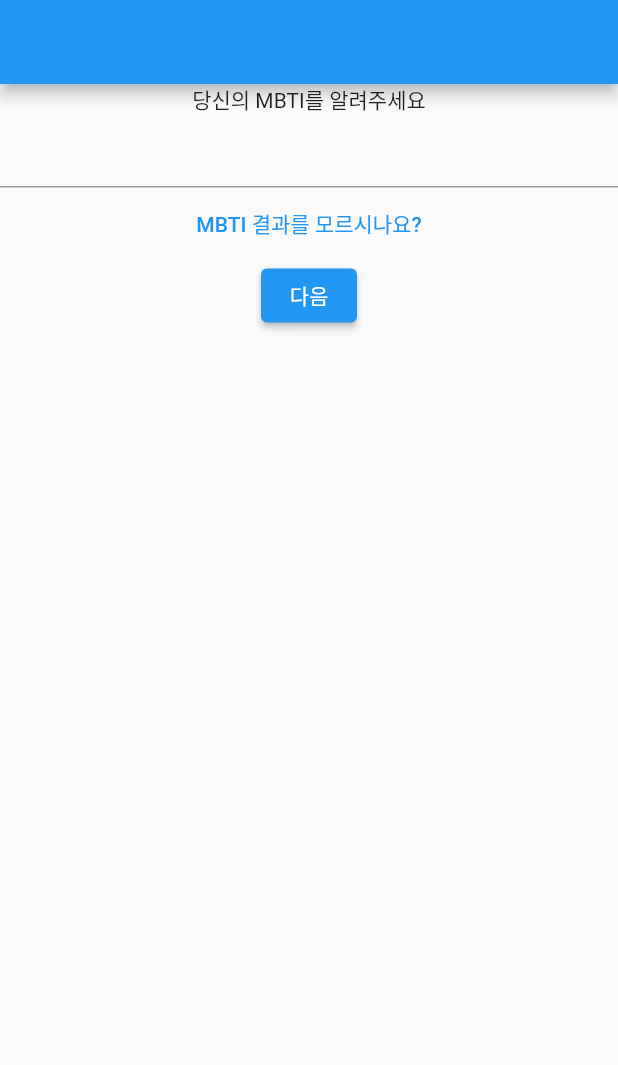
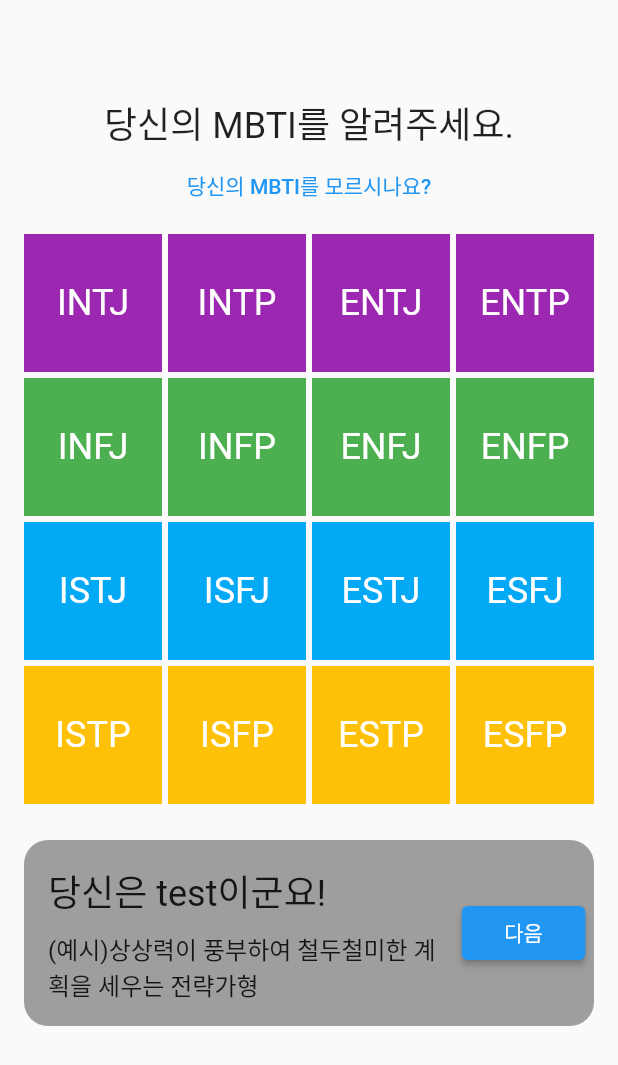
Before and after one commit to startFromBottom/simple_mbti_storage, a Flutter app: the screen it shows after launch, after a tap on "onboading", on a phone screen of 412 x 824 dp. Shown: the top 1065 px of the screen. Run offline on Flutter 3.47's test engine with Material 2 defaults, Android fonts, the phone set to English and light mode, and no system bars.

Commit message:
온보딩 작업

```diff
--- a/analysis_options.yaml
+++ b/analysis_options.yaml
@@ -22,6 +22,8 @@ linter:
   # `// ignore_for_file: name_of_lint` syntax on the line or in the file
   # producing the lint.
   rules:
+    prefer_const_constructors: false
+    prefer_const_literals_to_create_immutables: false
     # avoid_print: false  # Uncomment to disable the `avoid_print` rule
     # prefer_single_quotes: true  # Uncomment to enable the `prefer_single_quotes` rule
 
--- a/lib/main.dart
+++ b/lib/main.dart
@@ -1,5 +1,12 @@
 import 'package:flutter/material.dart';
 import 'package:simple_mbti_store/onboarding.dart';
+
+// MBTI class를 하나 만들어두면 편하겠네요.
+// MBTI, 속성
+// (예시)
+// "ENTP", "상상력이 풍부하여 철두철미한 계획을 세우는 전략가형"
+
+// class를 기준으로 List를 하나 만들면 좋을 거 같아요.
 
 void main() {
   runApp(const MyApp());
@@ -23,6 +30,9 @@ class AppListPage extends StatelessWidget {
   @override
   Widget build(BuildContext context) {
     return Scaffold(
+      appBar: AppBar(
+        title: Text("MBTI"),
+      ),
       body: SafeArea(
         child: Center(
           child: Column(
--- a/lib/onboarding.dart
+++ b/lib/onboarding.dart
@@ -4,26 +4,125 @@
 
 import 'package:flutter/material.dart';
 
-class Onboarding extends StatelessWidget {
+String myMBTI = "test";
+
+class Onboarding extends StatefulWidget {
   const Onboarding({Key? key}) : super(key: key);
 
+  @override
+  State<Onboarding> createState() => _OnboardingState();
+}
+
+class _OnboardingState extends State<Onboarding> {
   // This widget is the root of your application.
   @override
   Widget build(BuildContext context) {
-    return MaterialApp(
-      debugShowCheckedModeBanner: false,
-      home: Scaffold(
-        appBar: AppBar(),
-        body: Center(
+    double mbtiBoxSize = MediaQuery.of(context).size.width * 0.25;
+
+    return Scaffold(
+      body: Padding(
+        padding: const EdgeInsets.all(16.0),
         child: Column(
           children: [
-              Text("당신의 MBTI를 알려주세요"),
-              TextField(),
+            SizedBox(
+              height: 48,
+            ),
+            Text(
+              "당신의 MBTI를 알려주세요.",
+              style: TextStyle(
+                fontSize: 24,
+              ),
+            ),
             TextButton(
               onPressed: () {},
-                child: Text("MBTI 결과를 모르시나요?"),
+              child: Text("당신의 MBTI를 모르시나요?"),
             ),
-              ElevatedButton(
+            SizedBox(
+              height: 8,
+            ),
+            Padding(
+              padding: const EdgeInsets.all(0.0),
+              child: SizedBox(
+                height: mbtiBoxSize * 4 - 32,
+                width: mbtiBoxSize * 4 - 32,
+                child: GridView(
+                    padding: EdgeInsets.zero,
+                    physics: NeverScrollableScrollPhysics(),
+                    gridDelegate: SliverGridDelegateWithFixedCrossAxisCount(
+                      crossAxisCount: 4,
+                      mainAxisSpacing: 4,
+                      crossAxisSpacing: 4,
+                      childAspectRatio: 1,
+                    ),
+                    children: [
+                      mbtiBox("INTJ", mbtiBoxSize, Colors.purple, Colors.white),
+                      mbtiBox("INTP", mbtiBoxSize, Colors.purple, Colors.white),
+                      mbtiBox("ENTJ", mbtiBoxSize, Colors.purple, Colors.white),
+                      mbtiBox("ENTP", mbtiBoxSize, Colors.purple, Colors.white),
+                      mbtiBox("INFJ", mbtiBoxSize, Colors.green, Colors.white),
+                      mbtiBox("INFP", mbtiBoxSize, Colors.green, Colors.white),
+                      mbtiBox("ENFJ", mbtiBoxSize, Colors.green, Colors.white),
+                      mbtiBox("ENFP", mbtiBoxSize, Colors.green, Colors.white),
+                      mbtiBox(
+                          "ISTJ", mbtiBoxSize, Colors.lightBlue, Colors.white),
+                      mbtiBox(
+                          "ISFJ", mbtiBoxSize, Colors.lightBlue, Colors.white),
+                      mbtiBox(
+                          "ESTJ", mbtiBoxSize, Colors.lightBlue, Colors.white),
+                      mbtiBox(
+                          "ESFJ", mbtiBoxSize, Colors.lightBlue, Colors.white),
+                      mbtiBox("ISTP", mbtiBoxSize, Colors.amber, Colors.white),
+                      mbtiBox("ISFP", mbtiBoxSize, Colors.amber, Colors.white),
+                      mbtiBox("ESTP", mbtiBoxSize, Colors.amber, Colors.white),
+                      mbtiBox("ESFP", mbtiBoxSize, Colors.amber, Colors.white),
+                    ]),
+              ),
+            ),
+            SizedBox(
+              height: 24,
+            ),
+            Container(
+              decoration: BoxDecoration(
+                color: Colors.grey,
+                borderRadius: BorderRadius.all(Radius.circular(16)),
+              ),
+              child: Column(
+                children: [
+                  SizedBox(
+                    height: 16,
+                  ),
+                  Row(
+                    children: [
+                      SizedBox(
+                        width: 16,
+                      ),
+                      SizedBox(
+                        width: MediaQuery.of(context).size.width * 0.65,
+                        child: Column(
+                          crossAxisAlignment: CrossAxisAlignment.start,
+                          children: [
+                            Text(
+                              "당신은 $myMBTI이군요!",
+                              style: TextStyle(
+                                fontSize: 24,
+                              ),
+                            ),
+                            SizedBox(
+                              height: 8,
+                            ),
+                            Text("(예시)상상력이 풍부하여 철두철미한 계획을 세우는 전략가형",
+                                style: TextStyle(
+                                  fontSize: 16,
+                                )),
+                          ],
+                        ),
+                      ),
+                      SizedBox(
+                        width: 8,
+                      ),
+                      SizedBox(
+                        width: MediaQuery.of(context).size.width * 0.2,
+                        child: ElevatedButton(
                           onPressed: () {
                             Navigator.push(
                               context,
@@ -33,7 +132,41 @@ class Onboarding extends StatelessWidget {
                           },
                           child: Text("다음"),
                         ),
+                      ),
                     ],
+                  ),
+                  SizedBox(
+                    height: 16,
+                  ),
+                ],
+              ),
+            ),
+          ],
+        ),
+      ),
+    );
+  }
+
+  Widget mbtiBox(String mbti, double size, Color colorBox, colorText) {
+    return GestureDetector(
+      onTap: () {
+        setState(() {
+          myMBTI = mbti;
+          // print(myMBTI);
+        });
+      },
+      child: Container(
+        width: size,
+        height: size,
+        color: colorBox,
+        child: Center(
+          child: Text(
+            mbti,
+            style: TextStyle(
+              color: colorText,
+              fontSize: 24,
+              // fontWeight: FontWeight.bold,
+            ),
           ),
         ),
       ),
```
Lines whose indentation alone changed are shown as unchanged.
